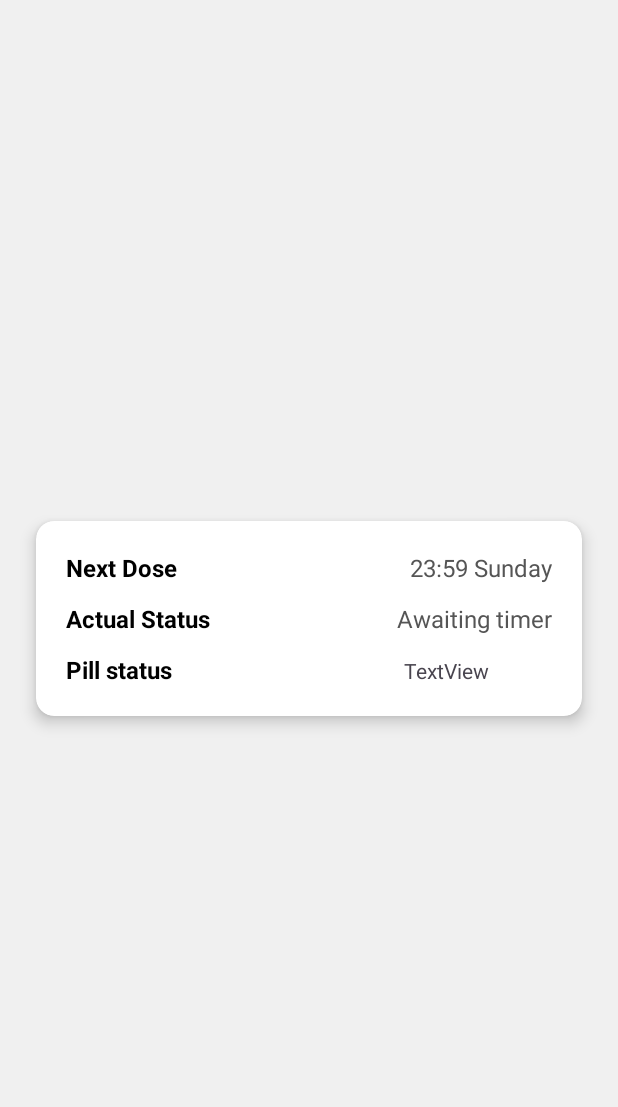
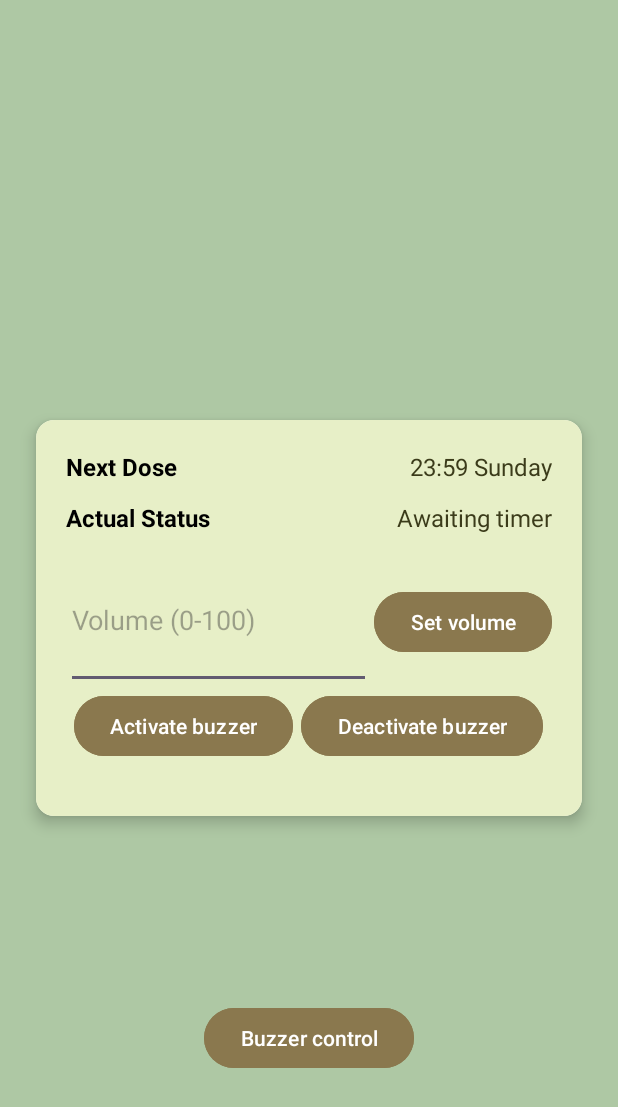
Before and after one commit to UNLAM-SOA/2025-SOA-Q1-M3, an Android app: the screen it shows after launch (MainActivity), on a phone screen of 412 x 824 dp. Shown: the top 1107 px of the screen. Run offline under Robolectric (Android 15) with nearby library versions, the phone set to English and light mode, and no system bars.

Commit message:
Buzzer toggling using accelerometer implemented!

```diff
--- a/Android/PastilleroApplication/app/build.gradle.kts
+++ b/Android/PastilleroApplication/app/build.gradle.kts
@@ -44,6 +44,7 @@ dependencies {
     implementation(libs.org.eclipse.paho.client.mqttv3)
     implementation(libs.org.eclipse.paho.android.service)
     implementation(libs.localbroadcastmanager)
+    implementation(libs.activity)
     testImplementation(libs.junit)
     androidTestImplementation(libs.ext.junit)
     androidTestImplementation(libs.espresso.core)
--- a/Android/PastilleroApplication/app/src/main/java/com/pastillero/application/MainActivity.java
+++ b/Android/PastilleroApplication/app/src/main/java/com/pastillero/application/MainActivity.java
@@ -6,35 +6,41 @@ import android.content.Context;
 import android.content.Intent;
 import android.content.IntentFilter;
 import android.graphics.Color;
-import android.os.Build;
 import android.os.Bundle;
 
-import androidx.annotation.RequiresApi;
+
 import androidx.appcompat.app.AppCompatActivity;
-import androidx.core.content.ContextCompat;
 import androidx.localbroadcastmanager.content.LocalBroadcastManager;
 
 import android.util.Log;
 import android.view.Menu;
 import android.view.MenuItem;
+
+import android.widget.Button;
+import android.widget.EditText;
 import android.widget.TextView;
-import android.widget.Toast;
 
-import com.pastillero.application.mqtt.ConfigMQTT;
-import com.pastillero.application.mqtt.MqttConnectionCallback;
+
 import com.pastillero.application.mqtt.MqttHandler;
 import com.pastillero.application.mqtt.MqttService;
 
-import java.util.UUID;
+
 
 public class MainActivity extends AppCompatActivity {
 
-    private MqttHandler mqttHandler;
     private LocalBroadcastManager broadcastManager;
 
     private TextView nextDoseTimeText;
     private TextView actualStatusText;
 
+    private EditText volumeInput;
+
+    private Button setVolumeButton;
+
+    private Button activateBuzzerButton;
+    private Button deactivateBuzzerButton;
+
+    private Button goToBuzzerControlButton;
     public IntentFilter filterReceiveNextDoseMessage;
     public IntentFilter filterReceiveActualStatusMessage;
     public IntentFilter filterReceivePillStatusMessage;
@@ -43,7 +49,6 @@ public class MainActivity extends AppCompatActivity {
 
     private final NextDoseReceiver nextDoseReceiver = new NextDoseReceiver();
     private final ActualStatusReceiver actualStatusReceiver = new ActualStatusReceiver();
-    private final PillStatusReceiver pillStatusReceiver = new PillStatusReceiver();
 
 
     @Override
@@ -53,6 +58,18 @@ public class MainActivity extends AppCompatActivity {
 
         nextDoseTimeText = findViewById(R.id.next_dose_time);
         actualStatusText = findViewById(R.id.actual_status);
+
+        volumeInput = findViewById(R.id.volume_input);
+        setVolumeButton = findViewById(R.id.set_volume_button);
+        activateBuzzerButton = findViewById(R.id.activate_buzzer_button);
+        deactivateBuzzerButton = findViewById(R.id.deactivate_buzzer_button);
+
+        goToBuzzerControlButton = findViewById(R.id.buzzer_control_button);
+
+        goToBuzzerControlButton.setOnClickListener(v -> {
+            Intent intent = new Intent(MainActivity.this, BuzzerControlActivity.class);
+            startActivity(intent);
+        });
 
         broadcastManager = LocalBroadcastManager.getInstance(this);
 
@@ -74,7 +91,6 @@ public class MainActivity extends AppCompatActivity {
     protected void onDestroy(){
         broadcastManager.unregisterReceiver(nextDoseReceiver);
         broadcastManager.unregisterReceiver(actualStatusReceiver);
-        broadcastManager.unregisterReceiver(pillStatusReceiver);
         super.onDestroy();
     }
 
@@ -86,12 +102,10 @@ public class MainActivity extends AppCompatActivity {
     private void configBroadcastReceivers() {
         filterReceiveNextDoseMessage = new IntentFilter(MqttHandler.NEXT_DOSE_MESSAGE_RECEIVED);
         filterReceiveActualStatusMessage = new IntentFilter(MqttHandler.ACTUAL_STATUS_MESSAGE_RECEIVED);
-        filterReceivePillStatusMessage = new IntentFilter(MqttHandler.PILL_STATUS_MESSAGE_RECEIVED);
 
 
         broadcastManager.registerReceiver(nextDoseReceiver, filterReceiveNextDoseMessage);
         broadcastManager.registerReceiver(actualStatusReceiver, filterReceiveActualStatusMessage);
-        broadcastManager.registerReceiver(pillStatusReceiver, filterReceivePillStatusMessage);
         Log.i("Pastillero", "Registered receivers");
     }
 
@@ -140,19 +154,13 @@ public class MainActivity extends AppCompatActivity {
             actualStatusText.setText(message);
 
             if(value == 0) {
-                actualStatusText.setBackgroundColor(Color.GREEN);
+                actualStatusText.setTextColor(Color.RED);
             } else {
-                actualStatusText.setBackgroundColor(Color.WHITE);
+                actualStatusText.setTextColor(Color.rgb(59,59,26));
             }
         }
     }
 
-    public class PillStatusReceiver extends BroadcastReceiver {
-        @Override
-        public void onReceive(Context context, Intent intent) {
-
-        }
-    }
 
     private void loadLastKnownState(){
         android.content.SharedPreferences prefs = getSharedPreferences("PastilleroPrefs", Context.MODE_PRIVATE);
@@ -174,4 +182,16 @@ public class MainActivity extends AppCompatActivity {
             }
         }
     }
+
+    // It creates an Intent to trigger the onStartCommand on the MQTT service
+    // so it publish the message using the service
+    // TODO: done for the 2nd deliverable
+    private void publishMessage(String topic, String message) {
+        Intent intent = new Intent(this, MqttService.class);
+        intent.setAction(MqttService.ACTION_PUBLISH);
+        intent.putExtra(MqttService.EXTRA_TOPIC, topic);
+        intent.putExtra(MqttService.EXTRA_MESSAGE, message);
+        startService(intent);
+    }
+
 }
--- a/Android/PastilleroApplication/app/src/main/java/com/pastillero/application/mqtt/ConfigMQTT.java
+++ b/Android/PastilleroApplication/app/src/main/java/com/pastillero/application/mqtt/ConfigMQTT.java
@@ -10,4 +10,7 @@ public class ConfigMQTT {
     public static final String ACTUAL_STATUS_TOPIC = "/v1.6/devices/esp32/actual_status";
     public static final String PILL_STATUS_TOPIC = "/v1.6/devices/esp32/pill_status";
 
+    public static final String BUZZER_TOPIC = "/v1.6/devices/esp32/buzzer";
+    public static final String VOLUME_TOPIC = "/v1.6/devices/esp32/volume";
+
 }
--- a/Android/PastilleroApplication/app/src/main/res/layout/activity_main.xml
+++ b/Android/PastilleroApplication/app/src/main/res/layout/activity_main.xml
@@ -5,7 +5,7 @@
     android:id="@+id/main_layout"
     android:layout_width="match_parent"
     android:layout_height="match_parent"
-    android:background="#F0F0F0"
+    android:background="#AEC8A4"
     tools:context=".MainActivity">
 
     <androidx.cardview.widget.CardView
@@ -23,17 +23,17 @@
 
         <LinearLayout
             android:layout_width="match_parent"
-            android:layout_height="wrap_content"
+            android:layout_height="264dp"
+            android:background="#E7EFC7"
             android:orientation="vertical"
             android:padding="20dp">
 
-            <!-- Row 1 -->
 
             <LinearLayout
                 android:layout_width="match_parent"
                 android:layout_height="wrap_content"
-                android:orientation="horizontal"
-                android:layout_marginBottom="12dp">
+                android:layout_marginBottom="12dp"
+                android:orientation="horizontal">
 
                 <TextView
                     android:layout_width="214dp"
@@ -49,16 +49,15 @@
                     android:layout_width="wrap_content"
                     android:layout_height="wrap_content"
                     android:text="23:59 Sunday"
-                    android:textColor="#555555"
+                    android:textColor="#3B3B1A"
                     android:textSize="16sp" />
             </LinearLayout>
 
-            <!-- Row 2 -->
             <LinearLayout
                 android:layout_width="match_parent"
                 android:layout_height="wrap_content"
-                android:orientation="horizontal"
-                android:layout_marginBottom="12dp">
+                android:layout_marginBottom="12dp"
+                android:orientation="horizontal">
 
                 <TextView
                     android:layout_width="207dp"
@@ -74,34 +73,86 @@
                     android:layout_width="wrap_content"
                     android:layout_height="wrap_content"
                     android:text="Awaiting timer"
-                    android:textColor="#555555"
+                    android:textColor="#3B3B1A"
                     android:textSize="16sp" />
+            </LinearLayout>
+
+
+            <LinearLayout
+                android:layout_width="match_parent"
+                android:layout_height="92dp">
+
+                <EditText
+                    android:id="@+id/volume_input"
+                    android:layout_width="203dp"
+                    android:layout_height="91dp"
+                    android:hint="Volume (0-100)"
+                    android:inputType="number"
+                    android:rotation="0"
+                    android:rotationY="0" />
+
+                <Space
+                    android:layout_width="wrap_content"
+                    android:layout_height="wrap_content"
+                    android:layout_weight="1" />
+
+                <Button
+                    android:id="@+id/set_volume_button"
+                    android:layout_width="wrap_content"
+                    android:layout_height="wrap_content"
+                    android:backgroundTint="#8A784E"
+                    android:text="Set volume" />
             </LinearLayout>
 
             <LinearLayout
                 android:layout_width="match_parent"
-                android:layout_height="match_parent"
+                android:layout_height="wrap_content"
+                android:layout_marginBottom="12dp"
                 android:orientation="horizontal">
 
-                <TextView
-                    android:id="@+id/textView5"
-                    android:layout_width="184dp"
-                    android:layout_height="wrap_content"
-                    android:layout_weight="1"
-                    android:text="Pill status"
-                    android:textColor="#010101"
-                    android:textSize="16sp"
-                    android:textStyle="bold" />
-
-                <TextView
-                    android:id="@+id/textView6"
+                <Space
                     android:layout_width="wrap_content"
                     android:layout_height="wrap_content"
-                    android:layout_weight="1"
-                    android:text="TextView" />
+                    android:layout_weight="1" />
+
+                <Button
+                    android:id="@+id/activate_buzzer_button"
+                    android:layout_width="wrap_content"
+                    android:layout_height="wrap_content"
+                    android:backgroundTint="#8A784E"
+                    android:text="Activate buzzer" />
+
+                <Space
+                    android:layout_width="wrap_content"
+                    android:layout_height="wrap_content"
+                    android:layout_weight="1" />
+
+                <Button
+                    android:id="@+id/deactivate_buzzer_button"
+                    android:layout_width="wrap_content"
+                    android:layout_height="wrap_content"
+                    android:backgroundTint="#8A784E"
+                    android:text="Deactivate buzzer" />
+
+                <Space
+                    android:layout_width="wrap_content"
+                    android:layout_height="wrap_content"
+                    android:layout_weight="1" />
             </LinearLayout>
+
 
         </LinearLayout>
     </androidx.cardview.widget.CardView>
 
+    <Button
+        android:id="@+id/buzzer_control_button"
+        android:layout_width="wrap_content"
+        android:layout_height="wrap_content"
+        android:layout_marginBottom="108dp"
+        android:backgroundTint="#8A784E"
+        android:text="Buzzer control"
+        app:layout_constraintBottom_toBottomOf="parent"
+        app:layout_constraintEnd_toEndOf="parent"
+        app:layout_constraintStart_toStartOf="parent" />
+
 </androidx.constraintlayout.widget.ConstraintLayout>
--- a/Android/PastilleroApplication/gradle/libs.versions.toml
+++ b/Android/PastilleroApplication/gradle/libs.versions.toml
@@ -11,6 +11,7 @@ navigationFragment = "2.6.0"
 navigationUi = "2.6.0"
 orgEclipsePahoAndroidService = "1.1.1"
 orgEclipsePahoClientMqttv3 = "1.2.5"
+activity = "1.10.1"
 
 [libraries]
 junit = { group = "junit", name = "junit", version.ref = "junit" }
@@ -24,6 +25,7 @@ navigation-fragment = { group = "androidx.navigation", name = "navigation-fragme
 navigation-ui = { group = "androidx.navigation", name = "navigation-ui", version.ref = "navigationUi" }
 org-eclipse-paho-android-service = { module = "org.eclipse.paho:org.eclipse.paho.android.service", version.ref = "orgEclipsePahoAndroidService" }
 org-eclipse-paho-client-mqttv3 = { module = "org.eclipse.paho:org.eclipse.paho.client.mqttv3", version.ref = "orgEclipsePahoClientMqttv3" }
+activity = { group = "androidx.activity", name = "activity", version.ref = "activity" }
 
 [plugins]
 android-application = { id = "com.android.application", version.ref = "agp" }
```
Also changed, not shown: Android/PastilleroApplication/app/src/main/AndroidManifest.xml (+17 -5 lines), Android/PastilleroApplication/app/src/main/java/com/pastillero/application/BuzzerControlActivity.java (added, +114 -0 lines), Android/PastilleroApplication/app/src/main/java/com/pastillero/application/mqtt/MqttHandler.java (+1 -7 lines), Android/PastilleroApplication/app/src/main/java/com/pastillero/application/mqtt/MqttService.java (+15 -16 lines), Android/PastilleroApplication/app/src/main/res/layout/activity_buzzer_control.xml (added, +36 -0 lines).
